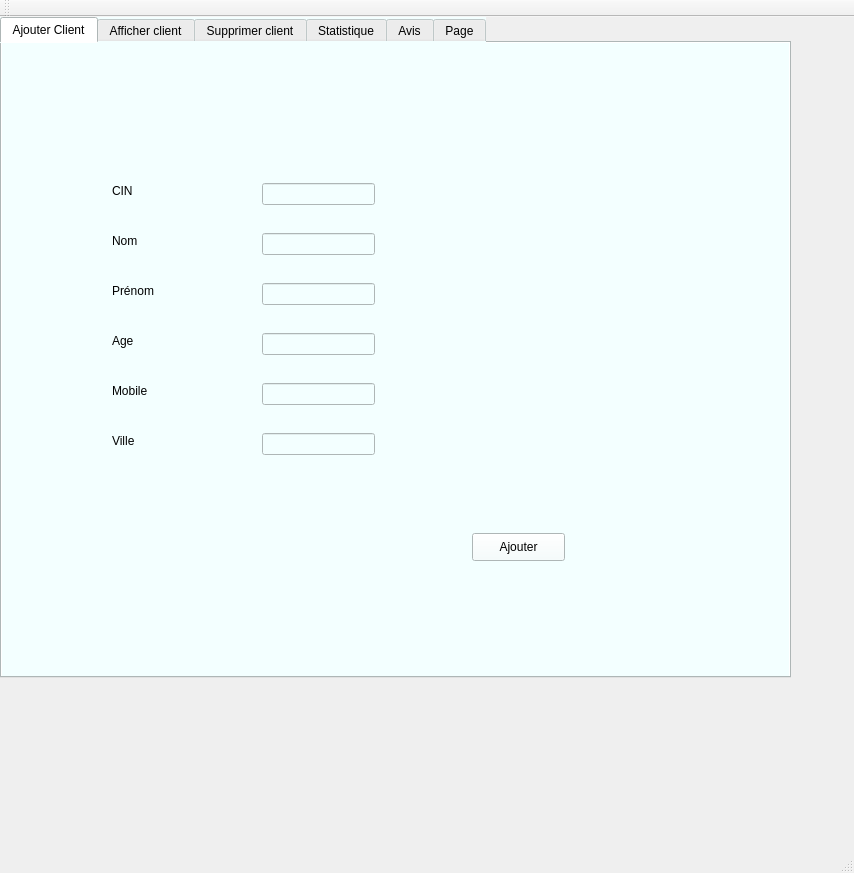
Old version of the form GestionClients/Implementation/mainwindow.ui in the repository cyrine00/projet-c-_2A21_G2.
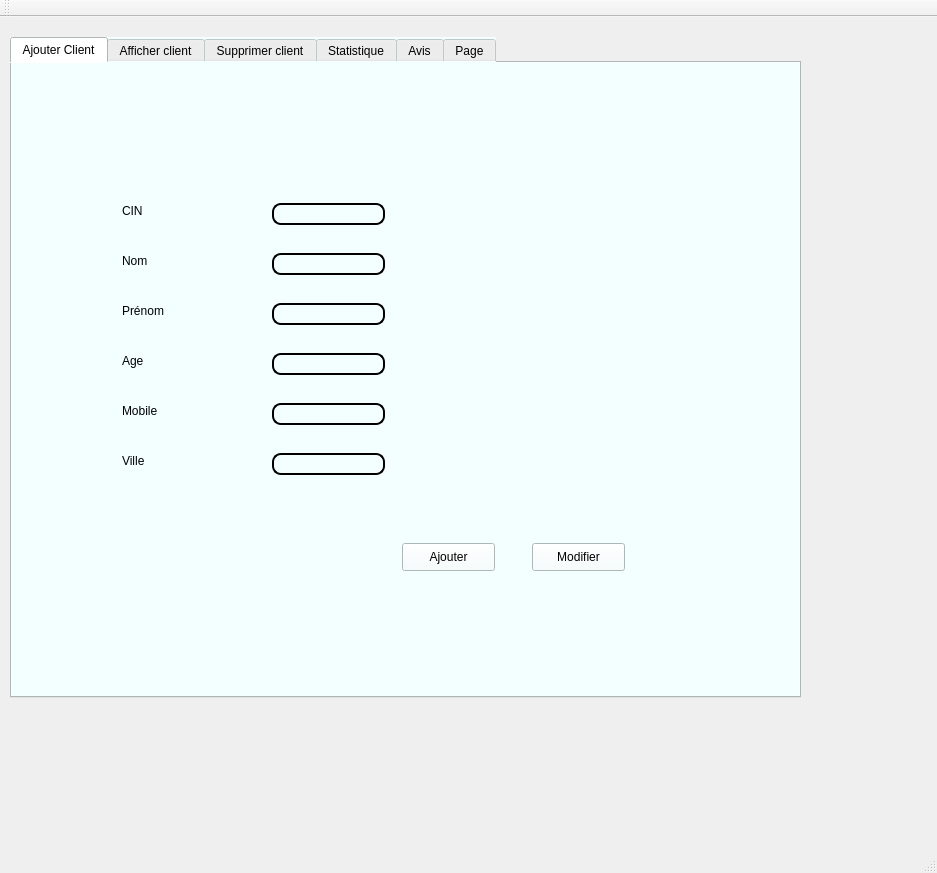
New version of the form. The open tabs and pages were chosen to show the change.

The edit to the form file:
```diff
--- a/GestionClients/Implementation/mainwindow.ui
+++ b/GestionClients/Implementation/mainwindow.ui
@@ -6,7 +6,7 @@
    <rect>
     <x>0</x>
     <y>0</y>
-    <width>854</width>
+    <width>937</width>
     <height>873</height>
    </rect>
   </property>
@@ -17,8 +17,8 @@
    <widget class="QTabWidget" name="tabWidget">
     <property name="geometry">
      <rect>
-      <x>0</x>
-      <y>0</y>
+      <x>10</x>
+      <y>20</y>
       <width>791</width>
       <height>661</height>
      </rect>
@@ -30,6 +30,11 @@
     </property>
     <property name="styleSheet">
      <string notr="true">background-color: rgb(225, 255, 236);
+selection-background-color: rgb(255, 170, 255);
+selection-color: rgb(85, 255, 255);
+alternate-background-color: rgb(85, 255, 255);
+background-color: rgb(85, 0, 255);
+background-color: rgb(170, 255, 255);
 selection-background-color: rgb(233, 254, 255);
 background-color: rgb(243, 255, 255);
 background-color: rgb(243, 255, 255);</string>
@@ -50,6 +55,16 @@
         <height>22</height>
        </rect>
       </property>
+      <property name="styleSheet">
+       <string notr="true">QLineEdit
+{
+border-radius:9px;
+border: 2px solid #000000;
+background: qradialgradient(cx: 0.3, cy: -0.4,
+fx: 0.0, fy: -0.0,
+radius: 1.89, stop: 0 #ffffff, stop: 1 #999);
+}</string>
+      </property>
       <property name="text">
        <string/>
       </property>
@@ -66,6 +81,16 @@
         <height>22</height>
        </rect>
       </property>
+      <property name="styleSheet">
+       <string notr="true">QLineEdit
+{
+border-radius:9px;
+border: 2px solid #000000;
+background: qradialgradient(cx: 0.3, cy: -0.4,
+fx: 0.0, fy: -0.0,
+radius: 1.89, stop: 0 #ffffff, stop: 1 #999);
+}</string>
+      </property>
      </widget>
      <widget class="QLineEdit" name="le_prenom">
       <property name="geometry">
@@ -76,6 +101,16 @@
         <height>22</height>
        </rect>
       </property>
+      <property name="styleSheet">
+       <string notr="true">QLineEdit
+{
+border-radius:9px;
+border: 2px solid #000000;
+background: qradialgradient(cx: 0.3, cy: -0.4,
+fx: 0.0, fy: -0.0,
+radius: 1.89, stop: 0 #ffffff, stop: 1 #999);
+}</string>
+      </property>
      </widget>
      <widget class="QLineEdit" name="le_age">
       <property name="geometry">
@@ -86,6 +121,16 @@
         <height>22</height>
        </rect>
       </property>
+      <property name="styleSheet">
+       <string notr="true">QLineEdit
+{
+border-radius:9px;
+border: 2px solid #000000;
+background: qradialgradient(cx: 0.3, cy: -0.4,
+fx: 0.0, fy: -0.0,
+radius: 1.89, stop: 0 #ffffff, stop: 1 #999);
+}</string>
+      </property>
       <property name="maxLength">
        <number>3</number>
       </property>
@@ -99,6 +144,16 @@
         <height>22</height>
        </rect>
       </property>
+      <property name="styleSheet">
+       <string notr="true">QLineEdit
+{
+border-radius:9px;
+border: 2px solid #000000;
+background: qradialgradient(cx: 0.3, cy: -0.4,
+fx: 0.0, fy: -0.0,
+radius: 1.89, stop: 0 #ffffff, stop: 1 #999);
+}</string>
+      </property>
       <property name="maxLength">
        <number>8</number>
       </property>
@@ -112,12 +167,22 @@
         <height>22</height>
        </rect>
       </property>
+      <property name="styleSheet">
+       <string notr="true">QLineEdit
+{
+border-radius:9px;
+border: 2px solid #000000;
+background: qradialgradient(cx: 0.3, cy: -0.4,
+fx: 0.0, fy: -0.0,
+radius: 1.89, stop: 0 #ffffff, stop: 1 #999);
+}</string>
+      </property>
      </widget>
      <widget class="QPushButton" name="_ajouter">
       <property name="geometry">
        <rect>
-        <x>470</x>
-        <y>490</y>
+        <x>390</x>
+        <y>480</y>
         <width>93</width>
         <height>28</height>
        </rect>
@@ -204,6 +269,19 @@
        <string>Ville</string>
       </property>
      </widget>
+     <widget class="QPushButton" name="modifier_pb">
+      <property name="geometry">
+       <rect>
+        <x>520</x>
+        <y>480</y>
+        <width>93</width>
+        <height>28</height>
+       </rect>
+      </property>
+      <property name="text">
+       <string>Modifier</string>
+      </property>
+     </widget>
     </widget>
     <widget class="QWidget" name="tab">
      <attribute name="title">
@@ -219,19 +297,6 @@
        </rect>
       </property>
      </widget>
-     <widget class="QPushButton" name="modifier_pb">
-      <property name="geometry">
-       <rect>
-        <x>650</x>
-        <y>390</y>
-        <width>93</width>
-        <height>28</height>
-       </rect>
-      </property>
-      <property name="text">
-       <string>Modifier</string>
-      </property>
-     </widget>
      <widget class="QLineEdit" name="lineEdit_14">
       <property name="geometry">
        <rect>
```
Left out of the diff: 39 changed lines with no effect on the pictures.
